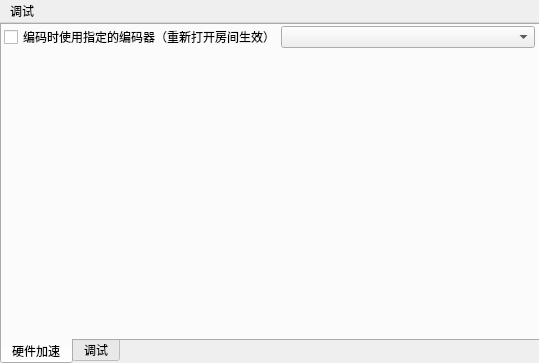
reitovo/vlink-client, file ui/windows/settingwindow.ui: the form before one commit.
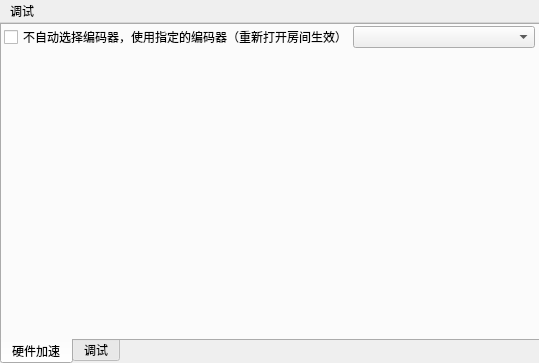
The form after the commit.

What changed in the file:
```diff
--- a/ui/windows/settingwindow.ui
+++ b/ui/windows/settingwindow.ui
@@ -57,7 +57,7 @@
          <item>
           <widget class="QCheckBox" name="shouldForceEncoder">
            <property name="text">
-            <string>编码时使用指定的编码器（重新打开房间生效）</string>
+            <string>不自动选择编码器，使用指定的编码器（重新打开房间生效）</string>
            </property>
           </widget>
          </item>
```
Left out of the diff: 2 changed lines with no effect on the pictures.
